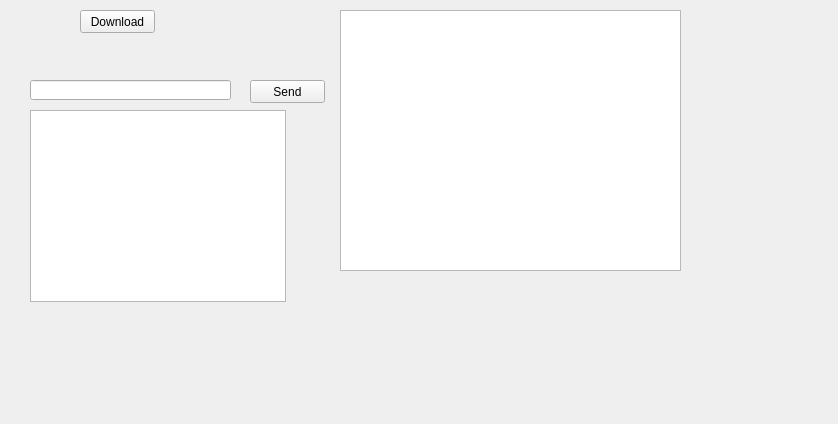
secretan/QtPrj, file JLUsb/jlwidget.ui: the form before one commit.
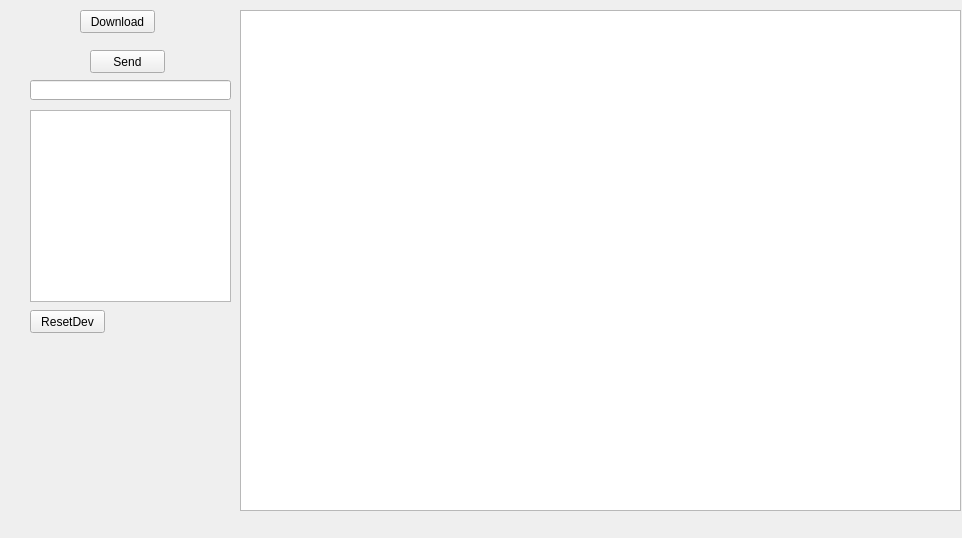
The form after the commit.

What changed in the file:
```diff
--- a/JLUsb/jlwidget.ui
+++ b/JLUsb/jlwidget.ui
@@ -6,8 +6,8 @@
    <rect>
     <x>0</x>
     <y>0</y>
-    <width>838</width>
-    <height>424</height>
+    <width>962</width>
+    <height>538</height>
    </rect>
   </property>
   <property name="minimumSize">
@@ -22,8 +22,8 @@
   <widget class="QPushButton" name="pushButton">
    <property name="geometry">
     <rect>
-     <x>250</x>
-     <y>80</y>
+     <x>90</x>
+     <y>50</y>
      <width>75</width>
      <height>23</height>
     </rect>
@@ -60,7 +60,7 @@
     <rect>
      <x>30</x>
      <y>110</y>
-     <width>256</width>
+     <width>201</width>
      <height>192</height>
     </rect>
    </property>
@@ -68,13 +68,26 @@
   <widget class="QGraphicsView" name="graphicsView">
    <property name="geometry">
     <rect>
-     <x>340</x>
+     <x>240</x>
      <y>10</y>
-     <width>341</width>
-     <height>261</height>
+     <width>721</width>
+     <height>501</height>
     </rect>
    </property>
   </widget>
+  <widget class="QPushButton" name="pushButton_3">
+   <property name="geometry">
+    <rect>
+     <x>30</x>
+     <y>310</y>
+     <width>75</width>
+     <height>23</height>
+    </rect>
+   </property>
+   <property name="text">
+    <string>ResetDev</string>
+   </property>
+  </widget>
  </widget>
  <layoutdefault spacing="6" margin="11"/>
  <resources/>
```
